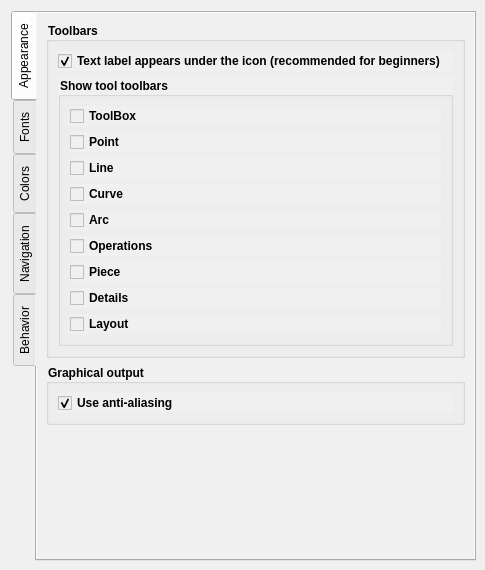
The window that src/app/seamly2d/dialogs/configpages/preferencesgraphicsviewpage.ui (FashionFreedom/Seamly2D) describes before a commit, drawn with Qt 5.
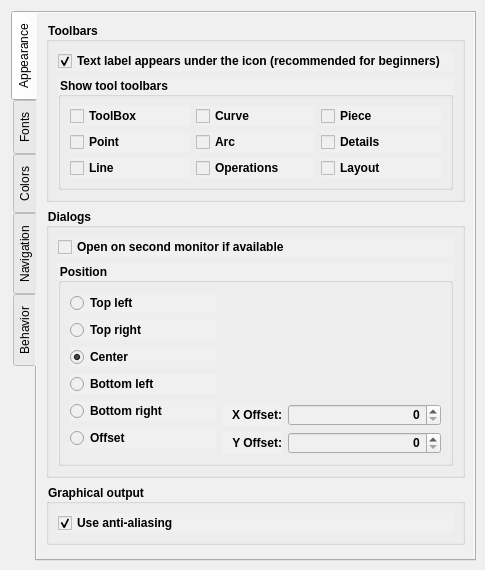
The same window after the commit. The open tabs and pages were chosen to show the change. Custom widgets are drawn as their Qt base class.

Commit message:
feat: Add position option to tool dialogs (#1175)
* add position preference to dialogs

* lupdate

* static_cast to DialogPositiom

Diff of the .ui file:
```diff
--- a/src/app/seamly2d/dialogs/configpages/preferencesgraphicsviewpage.ui
+++ b/src/app/seamly2d/dialogs/configpages/preferencesgraphicsviewpage.ui
@@ -111,8 +111,6 @@
          <property name="title">
           <string>Toolbars</string>
          </property>
-         <layout class="QVBoxLayout" name="verticalLayout_7">
-          <item>
            <layout class="QVBoxLayout" name="verticalLayout_2">
             <item>
              <widget class="QCheckBox" name="toolBarStyle_CheckBox">
@@ -143,6 +141,12 @@
                 <verstretch>0</verstretch>
                </sizepolicy>
               </property>
+            <property name="maximumSize">
+             <size>
+              <width>16777215</width>
+              <height>120</height>
+             </size>
+            </property>
               <property name="font">
                <font>
                 <pointsize>9</pointsize>
@@ -152,9 +156,21 @@
               <property name="title">
                <string>Show tool toolbars</string>
               </property>
-              <layout class="QVBoxLayout" name="verticalLayout_20">
-               <item>
+            <layout class="QGridLayout" name="gridLayout">
+             <item row="0" column="0">
                 <widget class="QCheckBox" name="toolsToolbar_CheckBox">
+               <property name="sizePolicy">
+                <sizepolicy hsizetype="Preferred" vsizetype="Fixed">
+                 <horstretch>0</horstretch>
+                 <verstretch>0</verstretch>
+                </sizepolicy>
+               </property>
+               <property name="minimumSize">
+                <size>
+                 <width>100</width>
+                 <height>0</height>
+                </size>
+               </property>
                  <property name="font">
                   <font>
                    <pointsize>9</pointsize>
@@ -165,32 +181,20 @@
                  </property>
                 </widget>
                </item>
-               <item>
-                <widget class="QCheckBox" name="pointToolbar_CheckBox">
-                 <property name="font">
-                  <font>
-                   <pointsize>9</pointsize>
-                  </font>
-                 </property>
-                 <property name="text">
-                  <string>Point</string>
-                 </property>
-                </widget>
-               </item>
-               <item>
-                <widget class="QCheckBox" name="lineToolbar_CheckBox">
-                 <property name="font">
-                  <font>
-                   <pointsize>9</pointsize>
-                  </font>
-                 </property>
-                 <property name="text">
-                  <string>Line</string>
-                 </property>
-                </widget>
-               </item>
-               <item>
+             <item row="0" column="1">
                 <widget class="QCheckBox" name="curveToolbar_CheckBox">
+               <property name="sizePolicy">
+                <sizepolicy hsizetype="Preferred" vsizetype="Fixed">
+                 <horstretch>0</horstretch>
+                 <verstretch>0</verstretch>
+                </sizepolicy>
+               </property>
+               <property name="minimumSize">
+                <size>
+                 <width>100</width>
+                 <height>0</height>
+                </size>
+               </property>
                  <property name="font">
                   <font>
                    <pointsize>9</pointsize>
@@ -201,32 +205,20 @@
                  </property>
                 </widget>
                </item>
-               <item>
-                <widget class="QCheckBox" name="arcToolbar_CheckBox">
-                 <property name="font">
-                  <font>
-                   <pointsize>9</pointsize>
-                  </font>
-                 </property>
-                 <property name="text">
-                  <string>Arc</string>
-                 </property>
-                </widget>
-               </item>
-               <item>
-                <widget class="QCheckBox" name="operationToolbar_CheckBox">
-                 <property name="font">
-                  <font>
-                   <pointsize>9</pointsize>
-                  </font>
-                 </property>
-                 <property name="text">
-                  <string>Operations</string>
-                 </property>
-                </widget>
-               </item>
-               <item>
+             <item row="0" column="2">
                 <widget class="QCheckBox" name="pieceToolbar_CheckBox">
+               <property name="sizePolicy">
+                <sizepolicy hsizetype="Preferred" vsizetype="Fixed">
+                 <horstretch>0</horstretch>
+                 <verstretch>0</verstretch>
+                </sizepolicy>
+               </property>
+               <property name="minimumSize">
+                <size>
+                 <width>100</width>
+                 <height>0</height>
+                </size>
+               </property>
                  <property name="font">
                   <font>
                    <pointsize>9</pointsize>
@@ -237,8 +229,68 @@
                  </property>
                 </widget>
                </item>
-               <item>
+             <item row="1" column="0">
+              <widget class="QCheckBox" name="pointToolbar_CheckBox">
+               <property name="sizePolicy">
+                <sizepolicy hsizetype="Preferred" vsizetype="Fixed">
+                 <horstretch>0</horstretch>
+                 <verstretch>0</verstretch>
+                </sizepolicy>
+               </property>
+               <property name="minimumSize">
+                <size>
+                 <width>100</width>
+                 <height>0</height>
+                </size>
+               </property>
+               <property name="font">
+                <font>
+                 <pointsize>9</pointsize>
+                </font>
+               </property>
+               <property name="text">
+                <string>Point</string>
+               </property>
+              </widget>
+             </item>
+             <item row="1" column="1">
+              <widget class="QCheckBox" name="arcToolbar_CheckBox">
+               <property name="sizePolicy">
+                <sizepolicy hsizetype="Preferred" vsizetype="Fixed">
+                 <horstretch>0</horstretch>
+                 <verstretch>0</verstretch>
+                </sizepolicy>
+               </property>
+               <property name="minimumSize">
+                <size>
+                 <width>100</width>
+                 <height>0</height>
+                </size>
+               </property>
+               <property name="font">
+                <font>
+                 <pointsize>9</pointsize>
+                </font>
+               </property>
+               <property name="text">
+                <string>Arc</string>
+               </property>
+              </widget>
+             </item>
+             <item row="1" column="2">
                 <widget class="QCheckBox" name="detailsToolbar_CheckBox">
+               <property name="sizePolicy">
+                <sizepolicy hsizetype="Preferred" vsizetype="Fixed">
+                 <horstretch>0</horstretch>
+                 <verstretch>0</verstretch>
+                </sizepolicy>
+               </property>
+               <property name="minimumSize">
+                <size>
+                 <width>100</width>
+                 <height>0</height>
+                </size>
+               </property>
                  <property name="font">
                   <font>
                    <pointsize>9</pointsize>
@@ -249,8 +301,68 @@
                  </property>
                 </widget>
                </item>
-               <item>
+             <item row="2" column="0">
+              <widget class="QCheckBox" name="lineToolbar_CheckBox">
+               <property name="sizePolicy">
+                <sizepolicy hsizetype="Preferred" vsizetype="Fixed">
+                 <horstretch>0</horstretch>
+                 <verstretch>0</verstretch>
+                </sizepolicy>
+               </property>
+               <property name="minimumSize">
+                <size>
+                 <width>100</width>
+                 <height>0</height>
+                </size>
+               </property>
+               <property name="font">
+                <font>
+                 <pointsize>9</pointsize>
+                </font>
+               </property>
+               <property name="text">
+                <string>Line</string>
+               </property>
+              </widget>
+             </item>
+             <item row="2" column="1">
+              <widget class="QCheckBox" name="operationToolbar_CheckBox">
+               <property name="sizePolicy">
+                <sizepolicy hsizetype="Preferred" vsizetype="Fixed">
+                 <horstretch>0</horstretch>
+                 <verstretch>0</verstretch>
+                </sizepolicy>
+               </property>
+               <property name="minimumSize">
+                <size>
+                 <width>100</width>
+                 <height>0</height>
+                </size>
+               </property>
+               <property name="font">
+                <font>
+                 <pointsize>9</pointsize>
+                </font>
+               </property>
+               <property name="text">
+                <string>Operations</string>
+               </property>
+              </widget>
+             </item>
+             <item row="2" column="2">
                 <widget class="QCheckBox" name="layoutToolbar_CheckBox">
+               <property name="sizePolicy">
+                <sizepolicy hsizetype="Preferred" vsizetype="Fixed">
+                 <horstretch>0</horstretch>
+                 <verstretch>0</verstretch>
+                </sizepolicy>
+               </property>
+               <property name="minimumSize">
+                <size>
+                 <width>100</width>
+                 <height>0</height>
+                </size>
+               </property>
                  <property name="font">
                   <font>
                    <pointsize>9</pointsize>
@@ -265,6 +377,245 @@
              </widget>
             </item>
            </layout>
+        </widget>
+       </item>
+       <item>
+        <widget class="QGroupBox" name="dialogs_GgroupBox">
+         <property name="sizePolicy">
+          <sizepolicy hsizetype="Preferred" vsizetype="Expanding">
+           <horstretch>0</horstretch>
+           <verstretch>0</verstretch>
+          </sizepolicy>
+         </property>
+         <property name="minimumSize">
+          <size>
+           <width>0</width>
+           <height>270</height>
+          </size>
+         </property>
+         <property name="font">
+          <font>
+           <bold>true</bold>
+          </font>
+         </property>
+         <property name="title">
+          <string>Dialogs</string>
+         </property>
+         <layout class="QVBoxLayout" name="verticalLayout_25">
+          <item>
+           <layout class="QVBoxLayout" name="verticalLayout_24">
+            <item>
+             <widget class="QCheckBox" name="useSecondMonitor_CheckBox">
+              <property name="text">
+               <string>Open on second monitor if available</string>
+              </property>
+             </widget>
+            </item>
+            <item>
+             <widget class="QGroupBox" name="position_GroupBox">
+              <property name="sizePolicy">
+               <sizepolicy hsizetype="Expanding" vsizetype="Expanding">
+                <horstretch>0</horstretch>
+                <verstretch>0</verstretch>
+               </sizepolicy>
+              </property>
+              <property name="minimumSize">
+               <size>
+                <width>0</width>
+                <height>200</height>
+               </size>
+              </property>
+              <property name="font">
+               <font>
+                <bold>true</bold>
+               </font>
+              </property>
+              <property name="title">
+               <string>Position</string>
+              </property>
+              <property name="checkable">
+               <bool>false</bool>
+              </property>
+              <layout class="QVBoxLayout" name="verticalLayout_20">
+               <item>
+                <layout class="QHBoxLayout" name="horizontalLayout_4" stretch="2,3">
+                 <item>
+                  <layout class="QVBoxLayout" name="verticalLayout_7">
+                   <item>
+                    <widget class="QRadioButton" name="ul_RadioButton">
+                     <property name="sizePolicy">
+                      <sizepolicy hsizetype="Preferred" vsizetype="Fixed">
+                       <horstretch>0</horstretch>
+                       <verstretch>0</verstretch>
+                      </sizepolicy>
+                     </property>
+                     <property name="text">
+                      <string>Top left</string>
+                     </property>
+                     <attribute name="buttonGroup">
+                      <string notr="true">position_ButtonGroup</string>
+                     </attribute>
+                    </widget>
+                   </item>
+                   <item>
+                    <widget class="QRadioButton" name="ur_RadioButton">
+                     <property name="sizePolicy">
+                      <sizepolicy hsizetype="Preferred" vsizetype="Fixed">
+                       <horstretch>0</horstretch>
+                       <verstretch>0</verstretch>
+                      </sizepolicy>
+                     </property>
+                     <property name="text">
+                      <string>Top right</string>
+                     </property>
+                     <attribute name="buttonGroup">
+                      <string notr="true">position_ButtonGroup</string>
+                     </attribute>
+                    </widget>
+                   </item>
+                   <item>
+                    <widget class="QRadioButton" name="center_RadioButton">
+                     <property name="sizePolicy">
+                      <sizepolicy hsizetype="Preferred" vsizetype="Fixed">
+                       <horstretch>0</horstretch>
+                       <verstretch>0</verstretch>
+                      </sizepolicy>
+                     </property>
+                     <property name="text">
+                      <string>Center</string>
+                     </property>
+                     <property name="checked">
+                      <bool>true</bool>
+                     </property>
+                     <attribute name="buttonGroup">
+                      <string notr="true">position_ButtonGroup</string>
+                     </attribute>
+                    </widget>
+                   </item>
+                   <item>
+                    <widget class="QRadioButton" name="ll_RadioButton">
+                     <property name="sizePolicy">
+                      <sizepolicy hsizetype="Preferred" vsizetype="Fixed">
+                       <horstretch>0</horstretch>
+                       <verstretch>0</verstretch>
+                      </sizepolicy>
+                     </property>
+                     <property name="text">
+                      <string>Bottom left</string>
+                     </property>
+                     <attribute name="buttonGroup">
+                      <string notr="true">position_ButtonGroup</string>
+                     </attribute>
+                    </widget>
+                   </item>
+                   <item>
+                    <widget class="QRadioButton" name="lr_RadioButton">
+                     <property name="sizePolicy">
+                      <sizepolicy hsizetype="Preferred" vsizetype="Fixed">
+                       <horstretch>0</horstretch>
+                       <verstretch>0</verstretch>
+                      </sizepolicy>
+                     </property>
+                     <property name="text">
+                      <string>Bottom right</string>
+                     </property>
+                     <attribute name="buttonGroup">
+                      <string notr="true">position_ButtonGroup</string>
+                     </attribute>
+                    </widget>
+                   </item>
+                   <item>
+                    <widget class="QRadioButton" name="offset_RadioButton">
+                     <property name="text">
+                      <string>Offset</string>
+                     </property>
+                     <attribute name="buttonGroup">
+                      <string notr="true">position_ButtonGroup</string>
+                     </attribute>
+                    </widget>
+                   </item>
+                  </layout>
+                 </item>
+                 <item>
+                  <layout class="QFormLayout" name="formLayout_11">
+                   <property name="labelAlignment">
+                    <set>Qt::AlignBottom|Qt::AlignLeading|Qt::AlignLeft</set>
+                   </property>
+                   <property name="formAlignment">
+                    <set>Qt::AlignBottom|Qt::AlignLeading|Qt::AlignLeft</set>
+                   </property>
+                   <item row="0" column="0">
+                    <widget class="QLabel" name="xOffset_Label">
+                     <property name="minimumSize">
+                      <size>
+                       <width>60</width>
+                       <height>0</height>
+                      </size>
+                     </property>
+                     <property name="text">
+                      <string>X Offset:</string>
+                     </property>
+                     <property name="alignment">
+                      <set>Qt::AlignRight|Qt::AlignTrailing|Qt::AlignVCenter</set>
+                     </property>
+                    </widget>
+                   </item>
+                   <item row="0" column="1">
+                    <widget class="QSpinBox" name="xOffset_SpinBox">
+                     <property name="minimumSize">
+                      <size>
+                       <width>50</width>
+                       <height>0</height>
+                      </size>
+                     </property>
+                     <property name="alignment">
+                      <set>Qt::AlignRight|Qt::AlignTrailing|Qt::AlignVCenter</set>
+                     </property>
+                     <property name="maximum">
+                      <number>9999</number>
+                     </property>
+                    </widget>
+                   </item>
+                   <item row="1" column="0">
+                    <widget class="QLabel" name="yOffset_Label">
+                     <property name="minimumSize">
+                      <size>
+                       <width>60</width>
+                       <height>0</height>
+                      </size>
+                     </property>
+                     <property name="text">
+                      <string>Y Offset:</string>
+                     </property>
+                     <property name="alignment">
+                      <set>Qt::AlignRight|Qt::AlignTrailing|Qt::AlignVCenter</set>
+                     </property>
+                    </widget>
+                   </item>
+                   <item row="1" column="1">
+                    <widget class="QSpinBox" name="yOffset_SpinBox">
+                     <property name="minimumSize">
+                      <size>
+                       <width>50</width>
+                       <height>0</height>
+                      </size>
+                     </property>
+                     <property name="alignment">
+                      <set>Qt::AlignRight|Qt::AlignTrailing|Qt::AlignVCenter</set>
+                     </property>
+                     <property name="maximum">
+                      <number>9999</number>
+                     </property>
+                    </widget>
+                   </item>
+                  </layout>
+                 </item>
+                </layout>
+               </item>
+              </layout>
+             </widget>
+            </item>
+           </layout>
           </item>
          </layout>
         </widget>
```
Left out of the diff: 5 changed lines with no effect on the pictures. Lines whose indentation alone changed are shown as unchanged. The commit also changes 67 other files.
